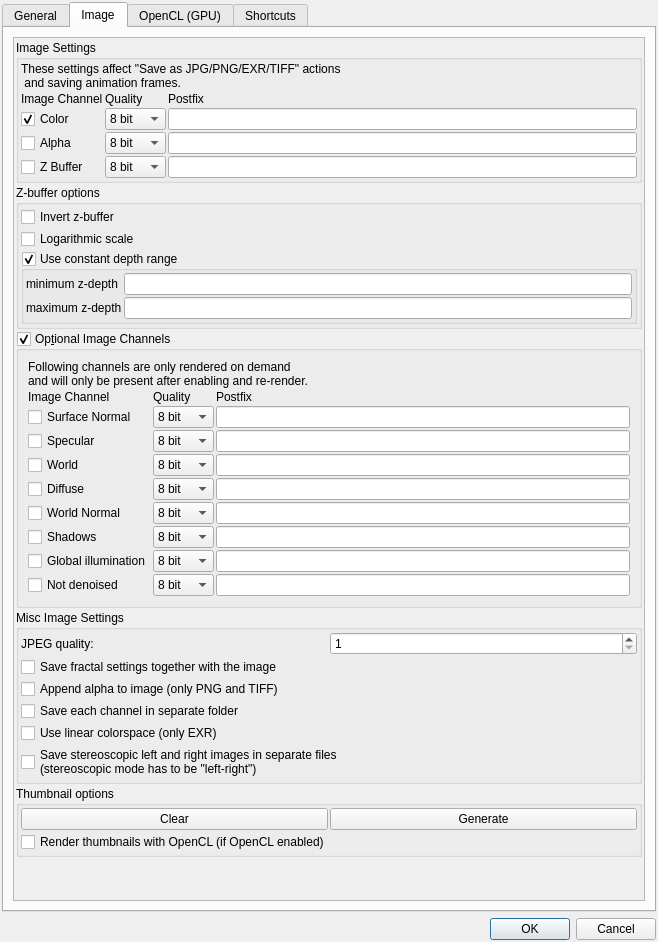
Above: mandelbulber2/qt/preferences_dialog.ui from buddhi1980/mandelbulber2 before the change. Below: the same form after it.
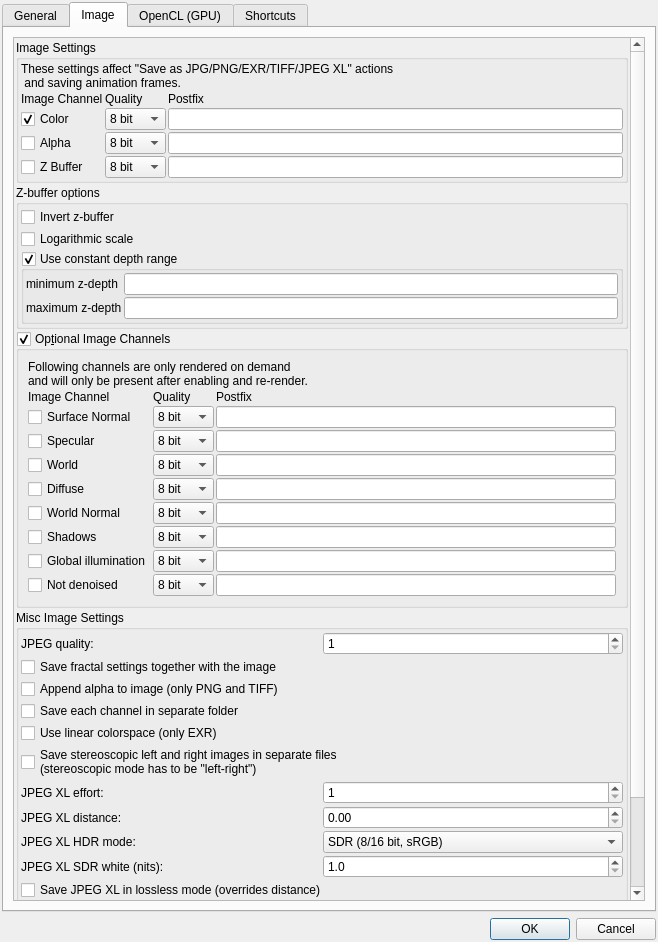
That is the form after the change. The open tabs and pages were chosen to show the change. Icons and pictures are not drawn. Custom widgets are drawn as their Qt base class.

Commit message: feat: add JPEG XL image saving with 16-bit, HDR and alpha support

The edit to the form file:
```diff
--- a/mandelbulber2/qt/preferences_dialog.ui
+++ b/mandelbulber2/qt/preferences_dialog.ui
@@ -832,7 +832,7 @@
               <item>
                <widget class="QLabel" name="label_12">
                 <property name="text">
-                 <string>These settings affect &quot;Save as JPG/PNG/EXR/TIFF&quot; actions
+                 <string>These settings affect &quot;Save as JPG/PNG/EXR/TIFF/JPEG XL&quot; actions
  and saving animation frames.</string>
                 </property>
                </widget>
@@ -1446,6 +1446,118 @@
                   </property>
                  </widget>
                 </item>
+                <item row="6" column="0">
+                 <widget class="QLabel" name="label_jxl_effort">
+                  <property name="text">
+                   <string>JPEG XL effort:</string>
+                  </property>
+                 </widget>
+                </item>
+                <item row="6" column="1">
+                 <widget class="MySpinBox" name="spinboxInt_jxl_effort">
+                  <property name="toolTip">
+                   <string>&lt;html&gt;&lt;head/&gt;&lt;body&gt;&lt;p&gt;Encoder effort from 1 (fastest) to 9 (smallest file). The encoder runs multi-threaded, so even high effort values are usable on modern CPUs.&lt;/p&gt;&lt;/body&gt;&lt;/html&gt;</string>
+                  </property>
+                  <property name="minimum">
+                   <number>1</number>
+                  </property>
+                  <property name="maximum">
+                   <number>9</number>
+                  </property>
+                 </widget>
+                </item>
+                <item row="7" column="0">
+                 <widget class="QLabel" name="label_jxl_distance">
+                  <property name="text">
+                   <string>JPEG XL distance:</string>
+                  </property>
+                 </widget>
+                </item>
+                <item row="7" column="1">
+                 <widget class="MyDoubleSpinBox" name="spinbox_jxl_distance">
+                  <property name="toolTip">
+                   <string>&lt;html&gt;&lt;head/&gt;&lt;body&gt;&lt;p&gt;Butteraugli distance: lower means higher quality. 1.0 is visually lossless, values close to 0.0 are near-lossless. Ignored when lossless mode is enabled.&lt;/p&gt;&lt;/body&gt;&lt;/html&gt;</string>
+                  </property>
+                  <property name="decimals">
+                   <number>2</number>
+                  </property>
+                  <property name="maximum">
+                   <double>25.000000000000000</double>
+                  </property>
+                  <property name="singleStep">
+                   <double>0.050000000000000</double>
+                  </property>
+                 </widget>
+                </item>
+                <item row="8" column="0">
+                 <widget class="QLabel" name="label_jxl_hdr_mode">
+                  <property name="text">
+                   <string>JPEG XL HDR mode:</string>
+                  </property>
+                 </widget>
+                </item>
+                <item row="8" column="1">
+                 <widget class="MyComboBox" name="comboBox_jxl_hdr_mode">
+                  <property name="toolTip">
+                   <string>&lt;html&gt;&lt;head/&gt;&lt;body&gt;&lt;p&gt;SDR: image stored with 8 or 16 bit precision and sRGB transfer function.&lt;/p&gt;&lt;p&gt;Float linear: full 32 bit scene linear values (may exceed 1.0), like an EXR file. Viewers tone-map them to the display.&lt;/p&gt;&lt;p&gt;PQ BT.2100: values converted with the SMPTE ST 2084 curve for HDR displays, using the SDR white point below.&lt;/p&gt;&lt;p&gt;Only affects the color channel with 32 bit quality; data channels (zbuffer, normals, ...) are always stored linear.&lt;/p&gt;&lt;/body&gt;&lt;/html&gt;</string>
+                  </property>
+                  <item>
+                   <property name="text">
+                    <string>SDR (8/16 bit, sRGB)</string>
+                   </property>
+                  </item>
+                  <item>
+                   <property name="text">
+                    <string>Float linear (32 bit, scene HDR)</string>
+                   </property>
+                  </item>
+                  <item>
+                   <property name="text">
+                    <string>PQ BT.2100 (32 bit, display HDR)</string>
+                   </property>
+                  </item>
+                 </widget>
+                </item>
+                <item row="9" column="0">
+                 <widget class="QLabel" name="label_jxl_sdr_white">
+                  <property name="text">
+                   <string>JPEG XL SDR white (nits):</string>
+                  </property>
+                 </widget>
+                </item>
+                <item row="9" column="1">
+                 <widget class="MyDoubleSpinBox" name="spinbox_jxl_sdr_white_nits">
+                  <property name="toolTip">
+                   <string>&lt;html&gt;&lt;head/&gt;&lt;body&gt;&lt;p&gt;Display luminance that a scene linear value of 1.0 is mapped to in PQ mode. Typical values are 203 (PQ SDR reference) or 100 (legacy).&lt;/p&gt;&lt;/body&gt;&lt;/html&gt;</string>
+                  </property>
+                  <property name="decimals">
+                   <number>1</number>
+                  </property>
+                  <property name="minimum">
+                   <double>1.000000000000000</double>
+                  </property>
+                  <property name="maximum">
+                   <double>10000.000000000000000</double>
+                  </property>
+                  <property name="singleStep">
+                   <double>1.000000000000000</double>
+                  </property>
+                 </widget>
+                </item>
+                <item row="10" column="0" colspan="2">
+                 <widget class="MyCheckBox" name="checkBox_jxl_lossless">
+                  <property name="text">
+                   <string>Save JPEG XL in lossless mode (overrides distance)</string>
+                  </property>
+                 </widget>
+                </item>
+                <item row="11" column="0" colspan="2">
+                 <widget class="MyCheckBox" name="checkBox_append_alpha_jxl">
+                  <property name="text">
+                   <string>Append alpha to image (JPEG XL)</string>
+                  </property>
+                 </widget>
+                </item>
                </layout>
               </item>
              </layout>
```
Left out of the diff: 8 changed lines with no effect on the pictures. The commit also changes 14 other files.
